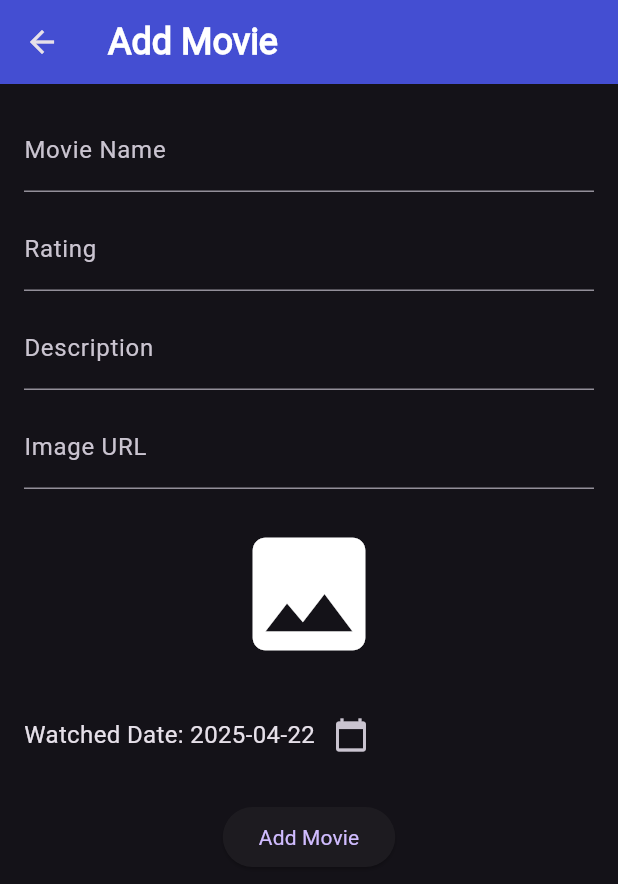
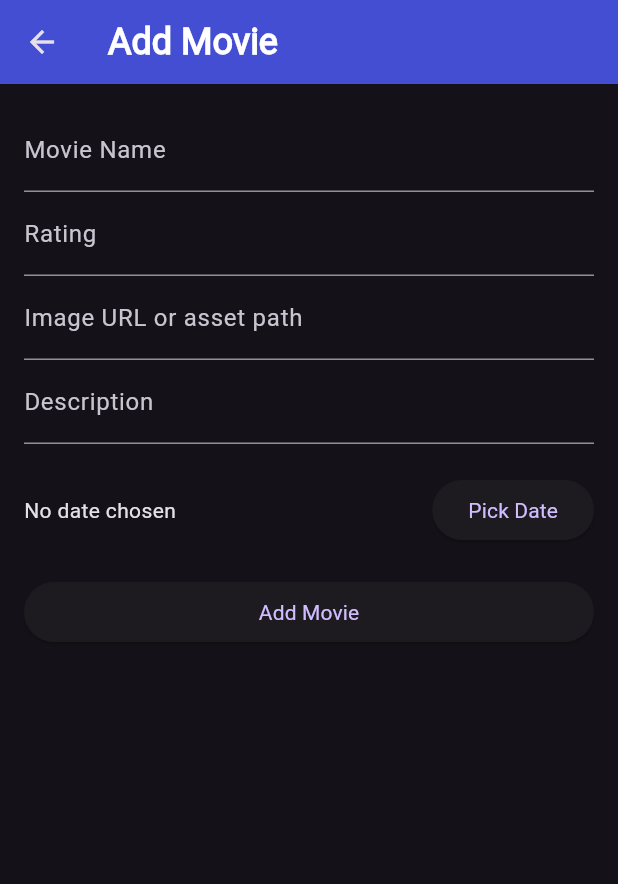
Before and after one commit to NannapatVis/movie-app-flutter, a Flutter app: the screen it shows after launch, after a tap on the "add" icon, on a phone screen of 412 x 824 dp. Shown: the top 884 px of the screen. Run offline on Flutter 3.47's test engine with Material 3 defaults, Android fonts, the light colour scheme and no system bars; our stand-ins replace equatable, flutter_bloc.

Commit message:
Implement movie management with BLoC pattern: add MovieBloc, MovieEvent, and MovieState; update UI to support adding, updating, and deleting movies.

```diff
--- /dev/null
+++ b/lib/blocs/movie_event.dart
@@ -0,0 +1,37 @@
+import 'package:equatable/equatable.dart';
+import '../models/movie.dart';
+
+abstract class MovieEvent extends Equatable {
+  const MovieEvent();
+
+  @override
+  List<Object?> get props => [];
+}
+
+class AddMovie extends MovieEvent {
+  final Movie movie;
+
+  const AddMovie(this.movie);
+
+  @override
+  List<Object?> get props => [movie];
+}
+
+class UpdateMovie extends MovieEvent {
+  final int index;
+  final Movie updatedMovie;
+
+  const UpdateMovie(this.index, this.updatedMovie);
+
+  @override
+  List<Object?> get props => [index, updatedMovie];
+}
+
+class DeleteMovie extends MovieEvent {
+  final int index;
+
+  const DeleteMovie(this.index);
+
+  @override
+  List<Object?> get props => [index];
+}
--- /dev/null
+++ b/lib/blocs/movie_state.dart
@@ -0,0 +1,17 @@
+
+import 'package:equatable/equatable.dart';
+
+import '../models/movie.dart';
+
+class MovieState extends Equatable {
+  final List<Movie> movies;
+
+  const MovieState({this.movies = const []});
+
+  MovieState copyWith({List<Movie>? movies}) {
+    return MovieState(movies: movies ?? this.movies);
+  }
+
+  @override
+  List<Object?> get props => [movies];
+}
--- a/lib/main.dart
+++ b/lib/main.dart
@@ -1,5 +1,7 @@
 import 'package:flutter/material.dart';
-import 'package:movie_app/screens/movie_list_screen.dart';
+import 'package:flutter_bloc/flutter_bloc.dart';
+import 'blocs/movie_bloc.dart';
+import 'screens/movie_list_screen.dart';
 
 void main() {
   runApp(const MyApp());
@@ -10,7 +12,9 @@ class MyApp extends StatelessWidget {
 
   @override
   Widget build(BuildContext context) {
-    return MaterialApp(
+    return BlocProvider(
+      create: (context) => MovieBloc(),
+      child: MaterialApp(
         debugShowCheckedModeBanner: false,
         theme: ThemeData(
           brightness: Brightness.dark,
@@ -28,6 +32,7 @@ class MyApp extends StatelessWidget {
           ),
         ),
         home: const MovieListScreen(),
+      ),
     );
   }
 }
--- a/lib/models/movie.dart
+++ b/lib/models/movie.dart
@@ -1,15 +1,15 @@
 class Movie {
-  late final String imageUrl;
   final String name;
   final double rating;
+  final String? description;
+  final String imageUrl;
   final DateTime watchedDate;
-  final String? description;
 
   Movie({
-    required this.imageUrl,
     required this.name,
     required this.rating,
+    this.description,
+    required this.imageUrl,
     required this.watchedDate,
-    this.description,
   });
 }
--- a/lib/screens/add_movie_screen.dart
+++ b/lib/screens/add_movie_screen.dart
@@ -1,168 +1,119 @@
 import 'package:flutter/material.dart';
-import 'package:movie_app/models/movie.dart';
+import '../models/movie.dart';
 
-class MovieAddScreen extends StatefulWidget {
-  final Movie? movie; // แก้ไขข้อมูล
+class AddMovieScreen extends StatefulWidget {
+  final Movie? movie;
+  final int? index;
 
-  const MovieAddScreen({super.key, this.movie});
+  const AddMovieScreen({super.key, this.movie, this.index});
 
   @override
-  _MovieAddScreenState createState() => _MovieAddScreenState();
+  State<AddMovieScreen> createState() => _AddMovieScreenState();
 }
 
-class _MovieAddScreenState extends State<MovieAddScreen> {
-  final _nameController = TextEditingController();
-  final _ratingController = TextEditingController();
-  final _descriptionController = TextEditingController();
-  final _imageUrlController =
-      TextEditingController(); // เพิ่มตัวแปรสำหรับ URL รูปภาพ
-  DateTime _watchedDate = DateTime.now(); // เก็บวันที่ดู
-
-// แจ้งเตือน error
-  String? _nameError;
-  String? _ratingError;
+class _AddMovieScreenState extends State<AddMovieScreen> {
+  final _formKey = GlobalKey<FormState>();
+  late TextEditingController _nameController;
+  late TextEditingController _ratingController;
+  late TextEditingController _imageUrlController;
+  late TextEditingController _descriptionController;
+  DateTime? _watchedDate;
 
   @override
   void initState() {
     super.initState();
-    if (widget.movie != null) {
-      _nameController.text = widget.movie!.name;
-      _ratingController.text = widget.movie!.rating.toString();
-      _descriptionController.text =
-          widget.movie!.description ?? ''; // กรณีไม่มีคำอธิบาย
-      _imageUrlController.text = widget.movie!.imageUrl;
-      _watchedDate = widget.movie!.watchedDate; // กำหนดวันที่ดูจากหนังที่มีอยู่
-    }
+    final movie = widget.movie;
+    _nameController = TextEditingController(text: movie?.name ?? '');
+    _ratingController = TextEditingController(text: movie?.rating.toString() ?? '');
+    _imageUrlController = TextEditingController(text: movie?.imageUrl ?? '');
+    _descriptionController = TextEditingController(text: movie?.description ?? '');
+    _watchedDate = movie?.watchedDate;
   }
 
-  // ฟังก์ชันในการเลือกวันที่
-  Future<void> _selectDate(BuildContext context) async {
-    final pickedDate = await showDatePicker(
-      context: context,
-      initialDate: _watchedDate,
-      firstDate: DateTime(1900),
-      lastDate: DateTime.now(),
-    );
-    if (pickedDate != null && pickedDate != _watchedDate) {
-      setState(() {
-        _watchedDate = pickedDate;
-      });
-    }
+  @override
+  void dispose() {
+    _nameController.dispose();
+    _ratingController.dispose();
+    _imageUrlController.dispose();
+    _descriptionController.dispose();
+    super.dispose();
   }
 
-  void saveMovie() {
-    setState(() {
-      _nameError = null;
-      _ratingError = null;
-    });
-
-    // ตรวจสอบข้อมูลที่กรอก
-    if (_nameController.text.isEmpty) {
-      setState(() {
-        _nameError = 'Please enter the movie name.';
-      });
-      return;
+  void _submit() {
+    if (_formKey.currentState!.validate() && _watchedDate != null) {
+      final movie = Movie(
+        name: _nameController.text,
+        rating: double.parse(_ratingController.text),
+        imageUrl: _imageUrlController.text,
+        description: _descriptionController.text,
+        watchedDate: _watchedDate!,
+      );
+      Navigator.pop(context, movie);
     }
-
-    double rating = 0;
-    try {
-      rating = double.parse(_ratingController.text);
-    } catch (e) {
-      setState(() {
-        _ratingError = 'Please enter a valid rating.';
-      });
-      return;
-    }
-
-    if (rating > 10) {
-      setState(() {
-        _ratingError = 'Rating must be between 0 and 10.';
-      });
-      return;
-    }
-
-    // Logic สำหรับการบันทึกข้อมูลหนัง
-    final newMovie = Movie(
-      imageUrl: _imageUrlController.text, // ใช้ URL ที่กรอก
-      name: _nameController.text,
-      rating: rating,
-      watchedDate: _watchedDate,
-      description: _descriptionController.text,
-    );
-    Navigator.pop(context, newMovie); // ส่งกลับข้อมูลหนัง
   }
 
   @override
   Widget build(BuildContext context) {
     return Scaffold(
-      appBar: AppBar(
-        title: widget.movie == null
-            ? const Text('Add Movie')
-            : const Text('Edit Movie'),
+      appBar: AppBar(title: Text(widget.movie == null ? 'Add Movie' : 'Edit Movie')),
+      body: Padding(
+        padding: const EdgeInsets.all(16),
+        child: Form(
+          key: _formKey,
+          child: ListView(
+            children: [
+              TextFormField(
+                controller: _nameController,
+                decoration: const InputDecoration(labelText: 'Movie Name'),
+                validator: (value) => value!.isEmpty ? 'Enter movie name' : null,
               ),
-      body: SingleChildScrollView(
-        padding: const EdgeInsets.all(16.0),
-        child: Column(
-          children: [
-            // ชื่อหนัง
-            TextField(
-              controller: _nameController,
-              decoration: InputDecoration(
-                labelText: 'Movie Name',
-                errorText: _nameError, // แสดง error ของชื่อหนัง
+              TextFormField(
+                controller: _ratingController,
+                decoration: const InputDecoration(labelText: 'Rating'),
+                keyboardType: TextInputType.number,
+                validator: (value) => value!.isEmpty ? 'Enter rating' : null,
               ),
+              TextFormField(
+                controller: _imageUrlController,
+                decoration: const InputDecoration(labelText: 'Image URL or asset path'),
               ),
-            const SizedBox(height: 10),
-            // คะแนนรีวิว
-            TextField(
-              controller: _ratingController,
-              decoration: InputDecoration(
-                labelText: 'Rating',
-                errorText: _ratingError, // แสดง error ของคะแนนรีวิว
-              ),
-              keyboardType: TextInputType.number,
-            ),
-            const SizedBox(height: 10),
-            // คำอธิบาย
-            TextField(
+              TextFormField(
                 controller: _descriptionController,
                 decoration: const InputDecoration(labelText: 'Description'),
               ),
-            const SizedBox(height: 10),
-            // URL รูปภาพ
-            TextField(
-              controller: _imageUrlController,
-              decoration: const InputDecoration(labelText: 'Image URL'),
-            ),
               const SizedBox(height: 20),
-            // แสดงรูปภาพ
-            _imageUrlController.text.isNotEmpty
-                ? (Uri.tryParse(_imageUrlController.text)?.hasAbsolutePath ??
-                        false
-                    ? Image.network(_imageUrlController.text) // กรณีเป็น URL
-                    : Image.asset(
-                        _imageUrlController.text)) // กรณีเป็น Path ภายใน
-                : const Icon(Icons.image, size: 100),
-            const SizedBox(height: 20),
-            // วันที่ดู
               Row(
                 children: [
-                Text(
-                  'Watched Date: ${_watchedDate.toLocal().toString().split(' ')[0]}', // แสดงวันที่ในรูปแบบ 'YYYY-MM-DD'
-                  style: const TextStyle(fontSize: 16),
+                  Expanded(
+                    child: Text(_watchedDate == null
+                        ? 'No date chosen'
+                        : 'Watched: ${_watchedDate!.toLocal().toString().split(' ')[0]}'),
                   ),
-                IconButton(
-                  icon: const Icon(Icons.calendar_today),
-                  onPressed: () => _selectDate(context),
-                ),
+                  ElevatedButton(
+                    onPressed: () async {
+                      final picked = await showDatePicker(
+                        context: context,
+                        initialDate: _watchedDate ?? DateTime.now(),
+                        firstDate: DateTime(2000),
+                        lastDate: DateTime.now(),
+                      );
+                      if (picked != null) {
+                        setState(() {
+                          _watchedDate = picked;
+                        });
+                      }
+                    },
+                    child: const Text('Pick Date'),
+                  )
                 ],
               ),
               const SizedBox(height: 20),
               ElevatedButton(
-              onPressed: saveMovie,
-              child: Text(widget.movie == null ? 'Add Movie' : 'Save Changes'),
+                onPressed: _submit,
+                child: Text(widget.movie == null ? 'Add Movie' : 'Update Movie'),
+              )
+            ],
           ),
-          ],
         ),
       ),
     );
--- a/lib/screens/movie_list_screen.dart
+++ b/lib/screens/movie_list_screen.dart
@@ -1,89 +1,37 @@
 import 'package:flutter/material.dart';
-import 'package:movie_app/models/movie.dart';
-import 'package:movie_app/screens/add_movie_screen.dart';
-import 'package:movie_app/screens/movie_detail_screen.dart';
+import 'package:flutter_bloc/flutter_bloc.dart';
+import '../blocs/movie_bloc.dart';
+import '../blocs/movie_event.dart';
+import '../blocs/movie_state.dart';
+import '../models/movie.dart';
+import 'add_movie_screen.dart';
+import 'movie_detail_screen.dart';
 
-class MovieListScreen extends StatefulWidget {
+class MovieListScreen extends StatelessWidget {
   const MovieListScreen({super.key});
-
-  @override
-  _MovieListScreenState createState() => _MovieListScreenState();
-}
-
-class _MovieListScreenState extends State<MovieListScreen> {
-  List<Movie> movies = [
-    Movie(
-      imageUrl:
-          'https://m.media-amazon.com/images/M/MV5BMjAxMzY3NjcxNF5BMl5BanBnXkFtZTcwNTI5OTM0Mw@@._V1_FMjpg_UX1000_.jpg',
-      name: 'Inception',
-      rating: 9.0,
-      watchedDate: DateTime(2020, 8, 10),
-      description: 'A mind-bending thriller by Christopher Nolan.',
-    ),
-    Movie(
-      imageUrl:
-          'https://lh4.googleusercontent.com/proxy/S7gg9eh50TQatrbr5wb_Ql7bj7TmPA8fW3hPYZnIPgIl6yfCmjjZV26bgaEMAbvYbdUU460QozUAHiP4-CybDgoacsiSlHyiuYp9',
-      name: 'The Dark Knight',
-      rating: 9.5,
-      watchedDate: DateTime(2019, 6, 12),
-      description: 'The legendary Batman film by Christopher Nolan.',
-    ),
-    Movie(
-      imageUrl:
-          'https://m.media-amazon.com/images/M/MV5BYzdjMDAxZGItMjI2My00ODA1LTlkNzItOWFjMDU5ZDJlYWY3XkEyXkFqcGc@._V1_FMjpg_UX1000_.jpg',
-      name: 'Interstellar',
-      rating: 8,
-      watchedDate: DateTime(2021, 7, 18),
-      description:
-          'A space exploration film that explores the concept of time.',
-    ),
-  ];
-
-  // ฟังก์ชันเพิ่มหนังใหม่
-  void addMovie(Movie newMovie) {
-    setState(() {
-      movies.add(newMovie);
-    });
-  }
-
-  // ฟังก์ชันแก้ไขหนัง
-  void editMovie(int index, Movie updatedMovie) {
-    setState(() {
-      movies[index] = updatedMovie;
-    });
-  }
-
-  // ฟังก์ชันลบหนัง
-  void deleteMovie(int index) {
-    setState(() {
-      movies.removeAt(index);
-    });
-  }
 
   @override
   Widget build(BuildContext context) {
     return Scaffold(
-      appBar: AppBar(
-        title: const Text('Movie List'),
-      ),
-      body: movies.isEmpty
-          ? const Center(
+      appBar: AppBar(title: const Text('Movie List')),
+      body: BlocBuilder<MovieBloc, MovieState>(
+        builder: (context, state) {
+          if (state.movies.isEmpty) {
+            return const Center(
               child: Text(
                 'No movies added yet. Click + to add a movie.',
                 style: TextStyle(fontSize: 18, fontWeight: FontWeight.bold),
               ),
-            )
-          : ListView.builder(
-              itemCount: movies.length,
+            );
+          }
+          return ListView.builder(
+            itemCount: state.movies.length,
             itemBuilder: (context, index) {
-                final movie = movies[index];
-
+              final movie = state.movies[index];
               return Card(
-                  margin:
-                      const EdgeInsets.symmetric(vertical: 10, horizontal: 15),
+                margin: const EdgeInsets.symmetric(vertical: 10, horizontal: 15),
                 child: Row(
                   children: [
-                      // ส่วนรูปภาพ
                     ClipRRect(
                       borderRadius: BorderRadius.circular(8),
                       child: movie.imageUrl.isNotEmpty
@@ -126,15 +74,13 @@ class _MovieListScreenState extends State<MovieListScreen> {
                             ),
                     ),
                     const SizedBox(width: 10),
-                      // ส่วนข้อความ
                     Expanded(
                       child: GestureDetector(
                         onTap: () {
                           Navigator.push(
                             context,
                             MaterialPageRoute(
-                                builder: (context) =>
-                                    MovieDetailScreen(movie: movie),
+                              builder: (context) => MovieDetailScreen(movie: movie),
                             ),
                           );
                         },
@@ -149,15 +95,12 @@ class _MovieListScreenState extends State<MovieListScreen> {
                               ),
                             ),
                             const SizedBox(height: 5),
-                              Text(
-                                  'Rating: ${movie.rating.toStringAsFixed(1)}'),
-                              Text(
-                                  'Watched: ${movie.watchedDate.toLocal().toString().split(' ')[0]}'),
+                            Text('Rating: ${movie.rating.toStringAsFixed(1)}'),
+                            Text('Watched: ${movie.watchedDate.toLocal().toString().split(' ')[0]}'),
                           ],
                         ),
                       ),
                     ),
-                      // ปุ่มแก้ไขและลบ
                     Row(
                       mainAxisSize: MainAxisSize.min,
                       children: [
@@ -167,12 +110,14 @@ class _MovieListScreenState extends State<MovieListScreen> {
                             final updatedMovie = await Navigator.push(
                               context,
                               MaterialPageRoute(
-                                  builder: (context) =>
-                                      MovieAddScreen(movie: movie),
+                                builder: (context) => AddMovieScreen(
+                                  movie: movie,
+                                  index: index,
+                                ),
                               ),
                             );
                             if (updatedMovie != null) {
-                                editMovie(index, updatedMovie);
+                              context.read<MovieBloc>().add(UpdateMovie(index, updatedMovie));
                             }
                           },
                         ),
@@ -183,8 +128,7 @@ class _MovieListScreenState extends State<MovieListScreen> {
                               context: context,
                               builder: (context) => AlertDialog(
                                 title: const Text('Delete Movie'),
-                                  content: const Text(
-                                      'Are you sure you want to delete this movie?'),
+                                content: const Text('Are you sure you want to delete this movie?'),
                                 actions: [
                                   TextButton(
                                     onPressed: () => Navigator.pop(context),
@@ -192,7 +136,7 @@ class _MovieListScreenState extends State<MovieListScreen> {
                                   ),
                                   TextButton(
                                     onPressed: () {
-                                        deleteMovie(index);
+                                      context.read<MovieBloc>().add(DeleteMovie(index));
                                       Navigator.pop(context);
                                     },
                                     child: const Text('Delete'),
@@ -208,17 +152,19 @@ class _MovieListScreenState extends State<MovieListScreen> {
                 ),
               );
             },
+          );
+        },
       ),
       floatingActionButton: FloatingActionButton(
         onPressed: () async {
           final newMovie = await Navigator.push(
             context,
             MaterialPageRoute(
-              builder: (context) => const MovieAddScreen(),
+              builder: (context) => const AddMovieScreen(),
             ),
           );
           if (newMovie != null) {
-            addMovie(newMovie);
+            context.read<MovieBloc>().add(AddMovie(newMovie));
           }
         },
         child: const Icon(Icons.add),
--- a/pubspec.yaml
+++ b/pubspec.yaml
@@ -37,6 +37,9 @@ dependencies:
   cupertino_icons: ^1.0.8
   intl: ^0.18.0
   permission_handler: ^11.3.1
+  flutter_bloc: ^8.1.3
+  equatable: ^2.0.7
+  image_picker: ^0.8.5+3
 
 dev_dependencies:
   flutter_test:
```
Also changed, not shown: lib/blocs/movie_bloc.dart (added, +25 -0 lines), lib/screens/movie_detail_screen.dart (+10 -36 lines). Lines whose indentation alone changed are shown as unchanged.
